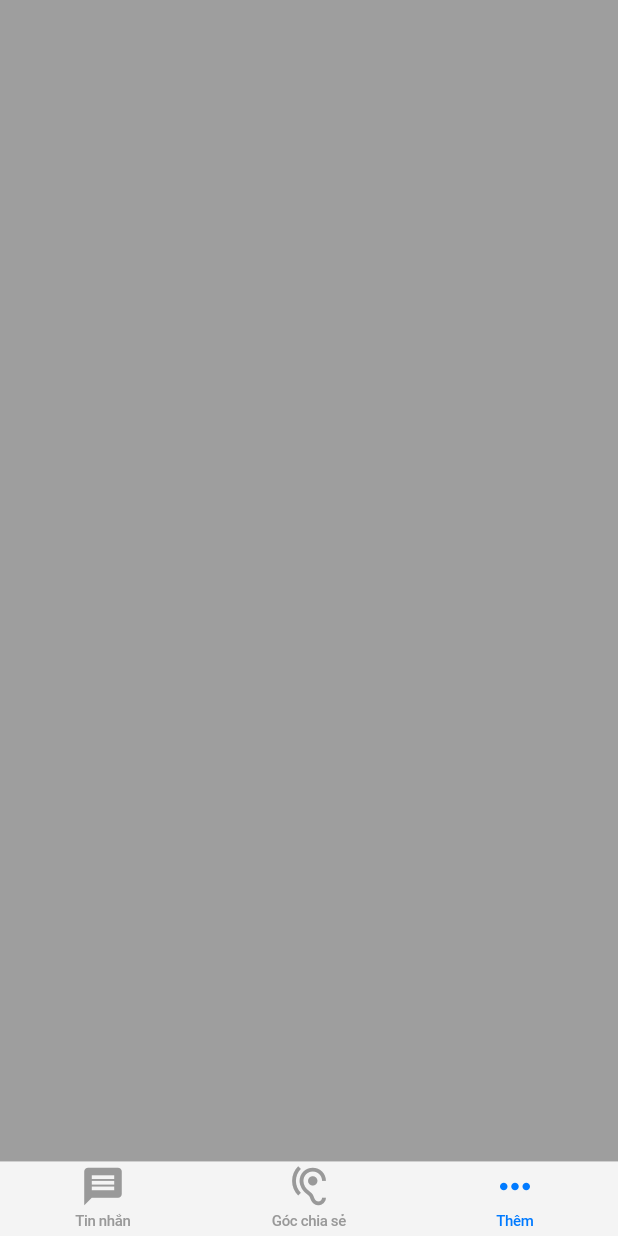
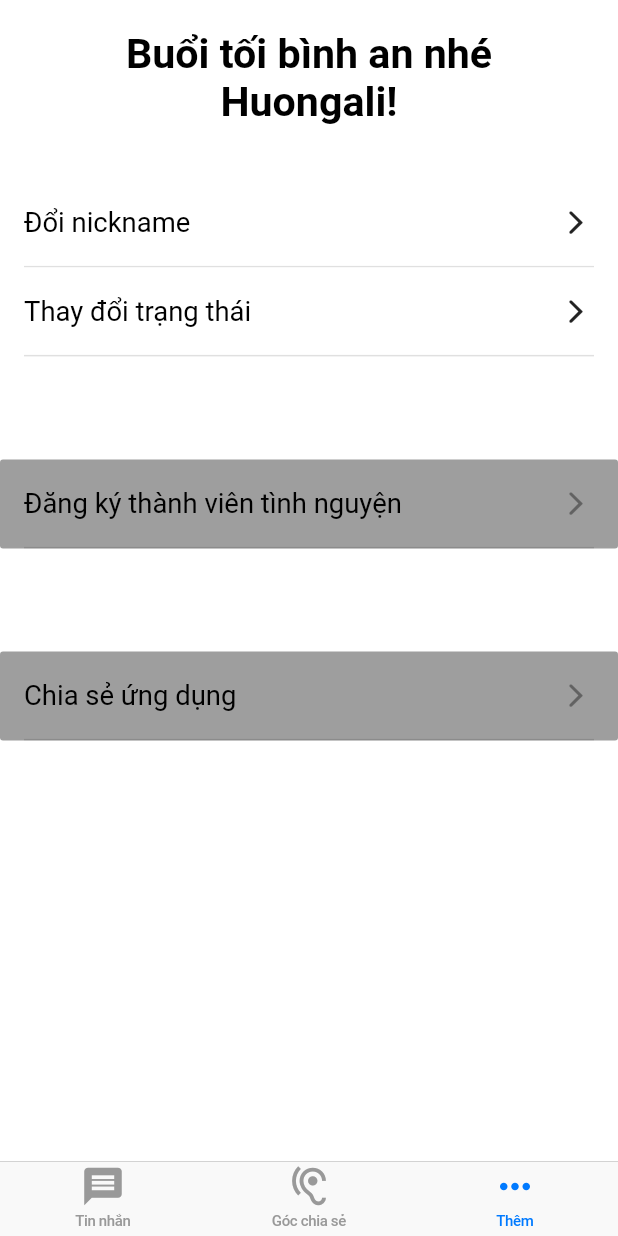
Before and after one commit to magicpro97/help_better, a Flutter app: the MainScreen screen opened by its route, item 3 of the bottom bar chosen, on a phone screen of 412 x 824 dp. Run offline on Flutter 3.47's test engine with Material 2 defaults, Android fonts, the phone set to English and light mode, and no system bars; our stand-ins replace cached_network_image, flutter_screenutil; network calls fail.

Commit message:
Add more screen UI

```diff
--- a/lib/common/dimens.dart
+++ b/lib/common/dimens.dart
@@ -3,6 +3,7 @@ class Dimens {
   static const horizontal_space = 64.0;
   static const normal_space = 40.0;
   static const large_space = normal_space * 2;
+  static const xlarge_space = large_space * 2;
 
   static const h1_size = 72.0;
   static const h2_size = 50.0;
--- a/lib/features/main_screen.dart
+++ b/lib/features/main_screen.dart
@@ -1,4 +1,5 @@
 import 'package:better_help/features/message_tab.dart';
+import 'package:better_help/features/more_tab.dart';
 import 'package:better_help/generated/i18n.dart';
 import 'package:flutter/cupertino.dart';
 import 'package:flutter/material.dart';
@@ -11,9 +12,7 @@ class MainScreen extends StatelessWidget {
       Container(
         color: Colors.red,
       ),
-      Container(
-        color: Colors.grey,
-      ),
+      MoreTab(),
     ];
 
     return CupertinoTabScaffold(
--- /dev/null
+++ b/lib/features/more_tab.dart
@@ -0,0 +1,64 @@
+import 'package:better_help/common/dimens.dart';
+import 'package:better_help/common/screens.dart';
+import 'package:better_help/common/ui/screen_title.dart';
+import 'package:better_help/features/option_button.dart';
+import 'package:better_help/generated/i18n.dart';
+import 'package:flutter/cupertino.dart';
+import 'package:flutter/material.dart';
+import 'package:flutter_screenutil/flutter_screenutil.dart';
+
+class MoreTab extends StatelessWidget {
+  @override
+  Widget build(BuildContext context) {
+    final screenUtil = ScreenUtil.getInstance();
+
+    return SafeArea(
+      child: Container(
+        child: SingleChildScrollView(
+          child: Column(
+            crossAxisAlignment: CrossAxisAlignment.start,
+            children: <Widget>[
+              SizedBox(
+                height: screenUtil.setHeight(Dimens.top_space),
+              ),
+              ScreenTitle(
+                title: S.of(context).more_greeting('Buổi tối', 'Huongali'),
+              ),
+              SizedBox(
+                height: screenUtil.setHeight(Dimens.large_space),
+              ),
+              Container(
+                child: Column(
+                  children: <Widget>[
+                    OptionButton(
+                      name: S.of(context).more_change_nickname,
+                      onPress: () => Navigator.pushNamed(
+                          context, Screens.NICKNAME.toString()),
+                    ),
+                    OptionButton(
+                      name: S.of(context).more_change_status,
+                      onPress: () => Navigator.pushNamed(
+                          context, Screens.USER_TYPE.toString()),
+                    ),
+                    SizedBox(
+                      height: screenUtil.setHeight(Dimens.xlarge_space),
+                    ),
+                    OptionButton(
+                      name: S.of(context).more_register_volunteer,
+                    ),
+                    SizedBox(
+                      height: screenUtil.setHeight(Dimens.xlarge_space),
+                    ),
+                    OptionButton(
+                      name: S.of(context).more_share_app,
+                    ),
+                  ],
+                ),
+              )
+            ],
+          ),
+        ),
+      ),
+    );
+  }
+}
--- /dev/null
+++ b/lib/features/option_button.dart
@@ -0,0 +1,47 @@
+import 'package:better_help/common/dimens.dart';
+import 'package:flutter/cupertino.dart';
+import 'package:flutter/material.dart';
+import 'package:flutter_screenutil/flutter_screenutil.dart';
+
+class OptionButton extends StatelessWidget {
+  final String name;
+  final Function onPress;
+
+  const OptionButton({Key key, @required this.name, this.onPress})
+      : assert(name != null),
+        super(key: key);
+
+  @override
+  Widget build(BuildContext context) {
+    final screenUtil = ScreenUtil.getInstance();
+    final textOptionStyle = Theme.of(context).primaryTextTheme.body1;
+
+    return RaisedButton(
+        elevation: 0.0,
+        color: Colors.white,
+        child: Column(
+          children: <Widget>[
+            Padding(
+              padding:
+                  EdgeInsets.symmetric(vertical: screenUtil.setHeight(40.0)),
+              child: Row(
+                children: <Widget>[
+                  Expanded(
+                      child: Text(
+                    name,
+                    style: textOptionStyle.copyWith(
+                        fontSize: screenUtil.setSp(Dimens.body1_size)),
+                  )),
+                  Icon(CupertinoIcons.forward),
+                ],
+              ),
+            ),
+            Divider(
+              height: 1.0,
+              thickness: 1.0,
+            ),
+          ],
+        ),
+        onPressed: onPress);
+  }
+}
--- a/res/values/strings_en.arb
+++ b/res/values/strings_en.arb
@@ -19,5 +19,10 @@
   "user_type_volunteer_register": "Đăng ký thành tình nguyện viên",
   "main_message": "Tin nhắn",
   "main_share_room": "Góc chia sẻ",
-  "main_more": "Thêm"
+  "main_more": "Thêm",
+  "more_change_nickname": "Đổi nickname",
+  "more_change_status": "Thay đổi trạng thái",
+  "more_register_volunteer": "Đăng ký thành viên tình nguyện",
+  "more_share_app": "Chia sẻ ứng dụng",
+  "more_greeting": "$haftADay bình an nhé $username!"
 }
```
Also changed, not shown: lib/generated/i18n.dart.
